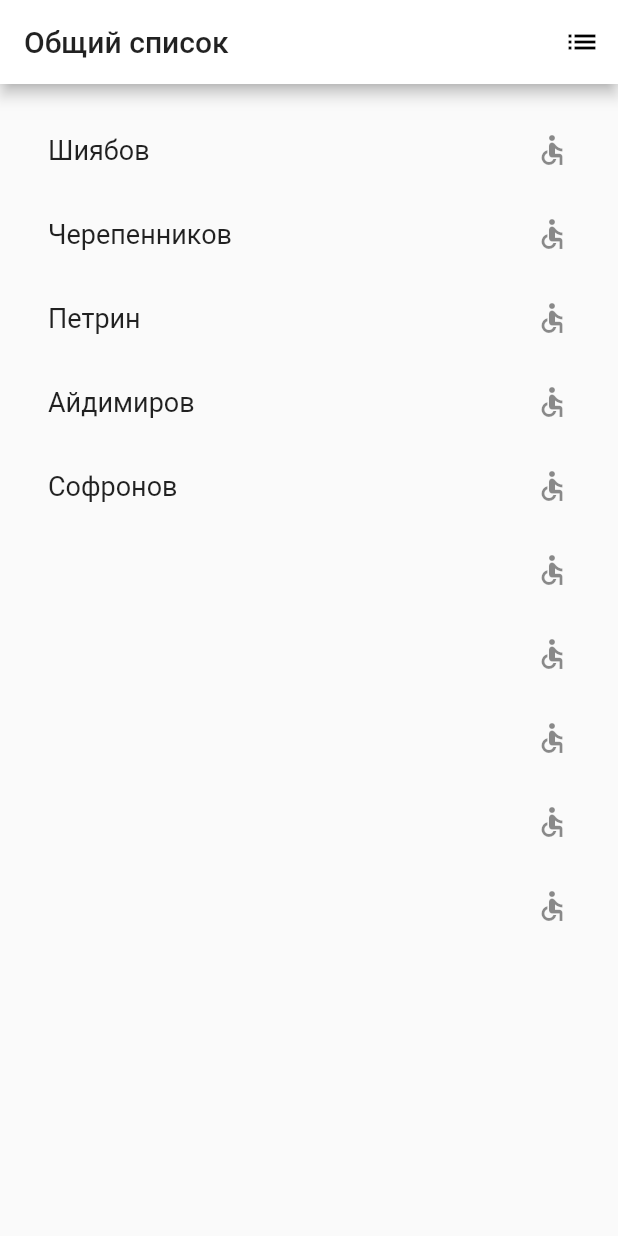
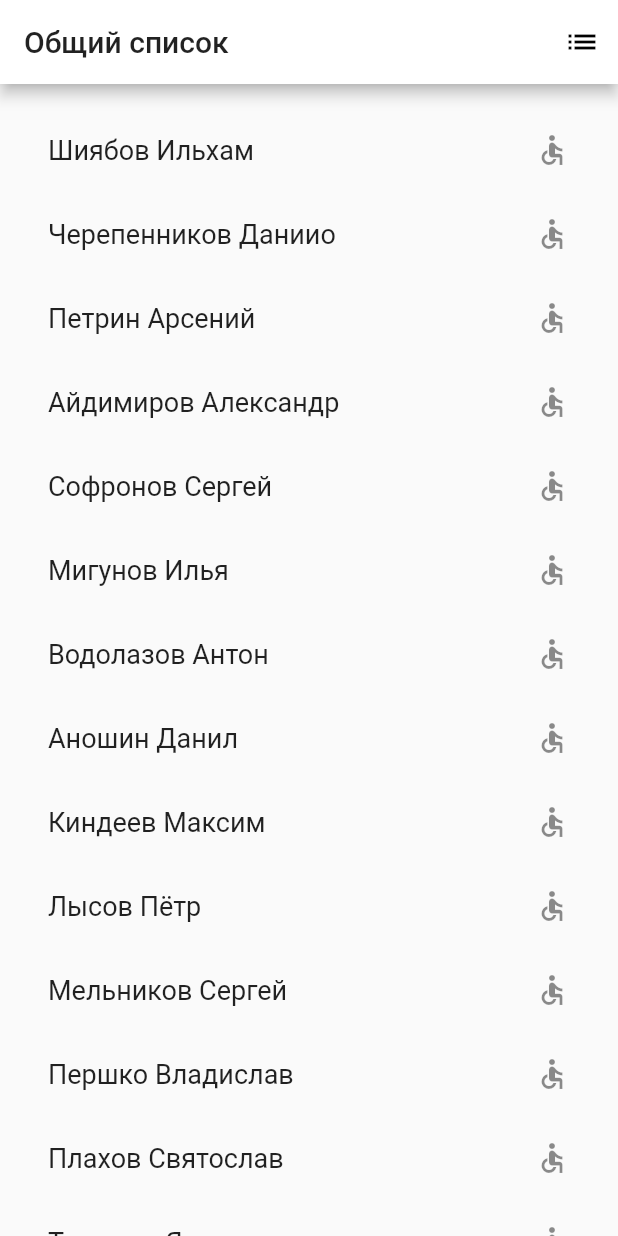
Before and after one commit to fimich1/t6, a Flutter app: the screen it shows after launch, on a phone screen of 412 x 824 dp. Run offline on Flutter 3.47's test engine with Material 2 defaults, Android fonts, the phone set to English and light mode, and no system bars.

Commit message:
список рабочий без googl sheets

```diff
--- a/t6/lib/main.dart
+++ b/t6/lib/main.dart
@@ -27,23 +27,28 @@ class RandomWords extends StatefulWidget {
 class Athlets {
   String name;
   int unit;
+  int id;
 
-  Athlets({this.name, this.unit});
+  Athlets({this.name, this.unit, this.id});
 }
 
 class RandomWordsState extends State<RandomWords> {
   final _suggestions = [
-    'Шиябов',
-    'Черепенников',
-    'Петрин',
-    'Айдимиров',
-    'Софронов'
-        '',
-    '',
-    '',
-    '',
-    '',
-    ''
+    'Шиябов Ильхам',
+    'Черепенников Даниио',
+    'Петрин Арсений',
+    'Айдимиров Александр',
+    'Софронов Сергей',
+    'Мигунов Илья',
+    'Водолазов Антон',
+    'Аношин Данил',
+    'Киндеев Максим',
+    'Лысов Пётр',
+    'Мельников Сергей',
+    'Першко Владислав',
+    'Плахов Святослав',
+    'Турищев Ярослав',
+    'Шмыков Егор'
   ];
   final _saved = [];
   // final Set<String> _saved = <String>{};
--- a/t6/pubspec.yaml
+++ b/t6/pubspec.yaml
@@ -1,5 +1,5 @@
-name: t6
-description: A new Flutter application.
+name: treinerId
+description: OPKU Treiner helper.
 
 # The following line prevents the package from being accidentally published to
 # pub.dev using `pub publish`. This is preferred for private packages.
@@ -28,7 +28,7 @@ dependencies:
   # The following adds the Cupertino Icons font to your application.
   # Use with the CupertinoIcons class for iOS style icons.
   cupertino_icons: ^0.1.3
-  english_words: ^3.1.0
+#  english_words: ^3.1.0
 
 dev_dependencies:
   flutter_test:
```
Also changed, not shown: t6/pubspec.lock.
